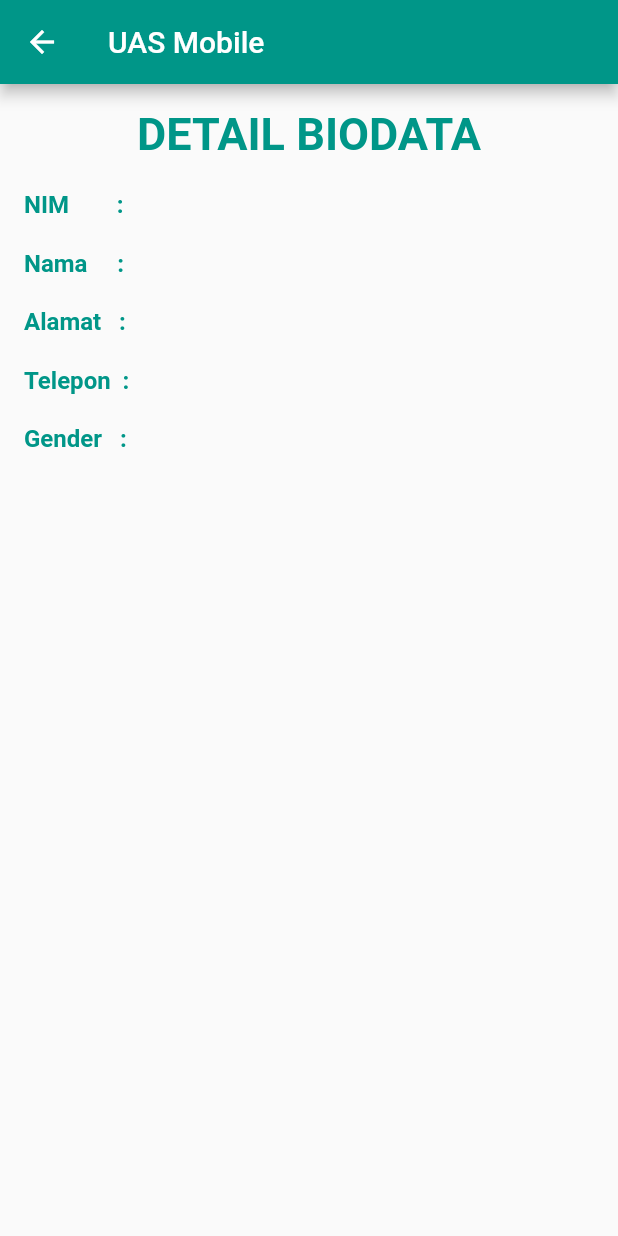
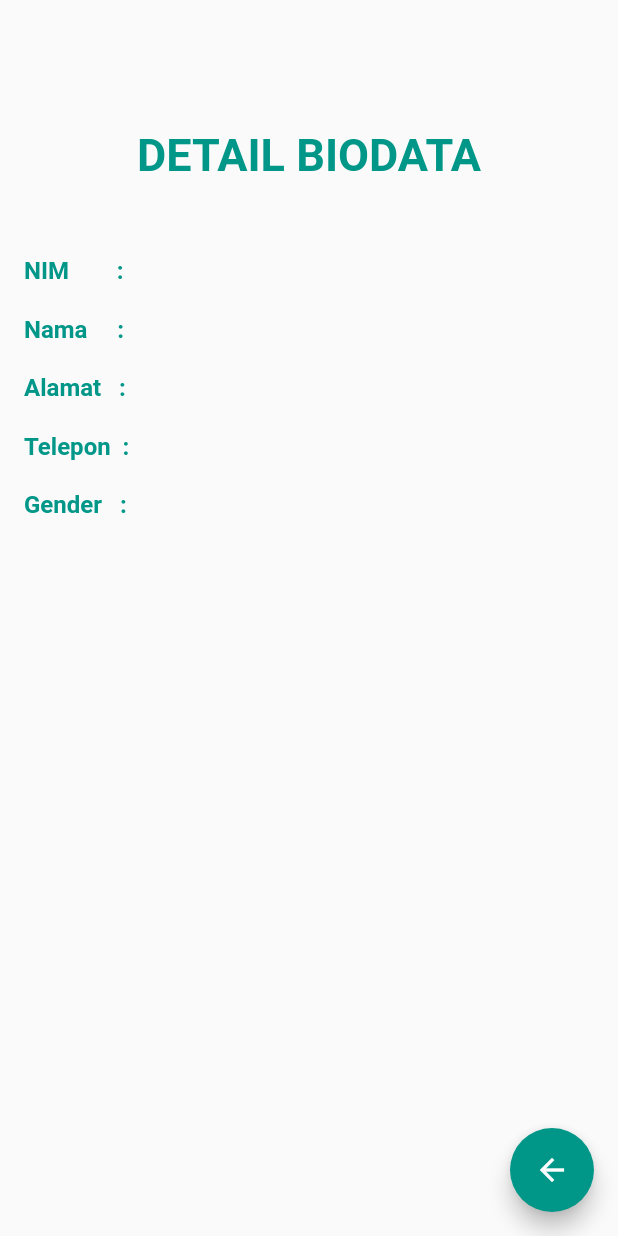
Before and after one commit to bellasoniadwi/UAS_Mobile, a Flutter app: the ViewStudent screen opened directly with empty values, on a phone screen of 412 x 824 dp. Run offline on Flutter 3.47's test engine with Material 2 defaults, Android fonts, the phone set to English and light mode, and no system bars; our stand-ins replace sqflite; accounts and stored records are empty.

Commit message:
add button viewStudent

```diff
--- a/lib/screens/viewStudent.dart
+++ b/lib/screens/viewStudent.dart
@@ -1,3 +1,4 @@
+import 'package:uas_mobile/main.dart';
 import 'package:uas_mobile/model/Student.dart';
 import 'package:flutter/material.dart';
 
@@ -14,10 +15,10 @@ class _ViewStudentState extends State<ViewStudent> {
   @override
   Widget build(BuildContext context) {
     return Scaffold(
-      appBar: AppBar(
-        title: const Text("UAS Mobile"),
-        backgroundColor: Colors.teal,
-      ),
+      // appBar: AppBar(
+      //   title: const Text("UAS Mobile"),
+      //   backgroundColor: Colors.teal,
+      // ),
       body: Container(
       padding: EdgeInsets.all(16.0),
       child: Column(
@@ -25,7 +26,7 @@ class _ViewStudentState extends State<ViewStudent> {
         children: [
           const Center(
                 child: Text(
-                  'DETAIL BIODATA',
+                  '\n\nDETAIL BIODATA',
                   style: TextStyle(
                       fontSize: 30,
                       color: Colors.teal,
@@ -33,7 +34,7 @@ class _ViewStudentState extends State<ViewStudent> {
                 ),
               ),
           const SizedBox(
-            height: 20,
+            height: 50,
           ),
           Row(
             children: [
@@ -119,6 +120,16 @@ class _ViewStudentState extends State<ViewStudent> {
           ),
         ],
       ),
-    ));
+    ),
+    floatingActionButton: FloatingActionButton(
+        onPressed: () {
+          Navigator.push(context,
+                  MaterialPageRoute(builder: (context) => MyApp()))
+              .then((data) {
+          });
+        },
+        child: const Icon(Icons.arrow_back),
+        backgroundColor: Colors.teal,
+      ),);
   }
 }
```
Also changed, not shown: lib/screens/editStudent.dart (+30 -29 lines).
